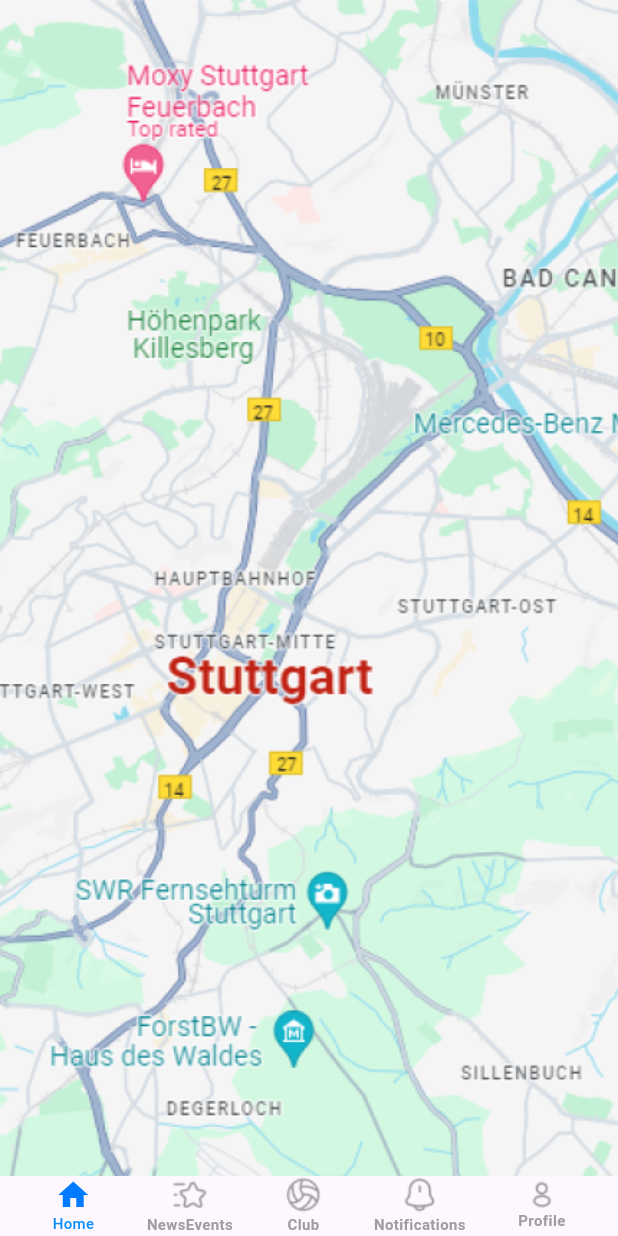
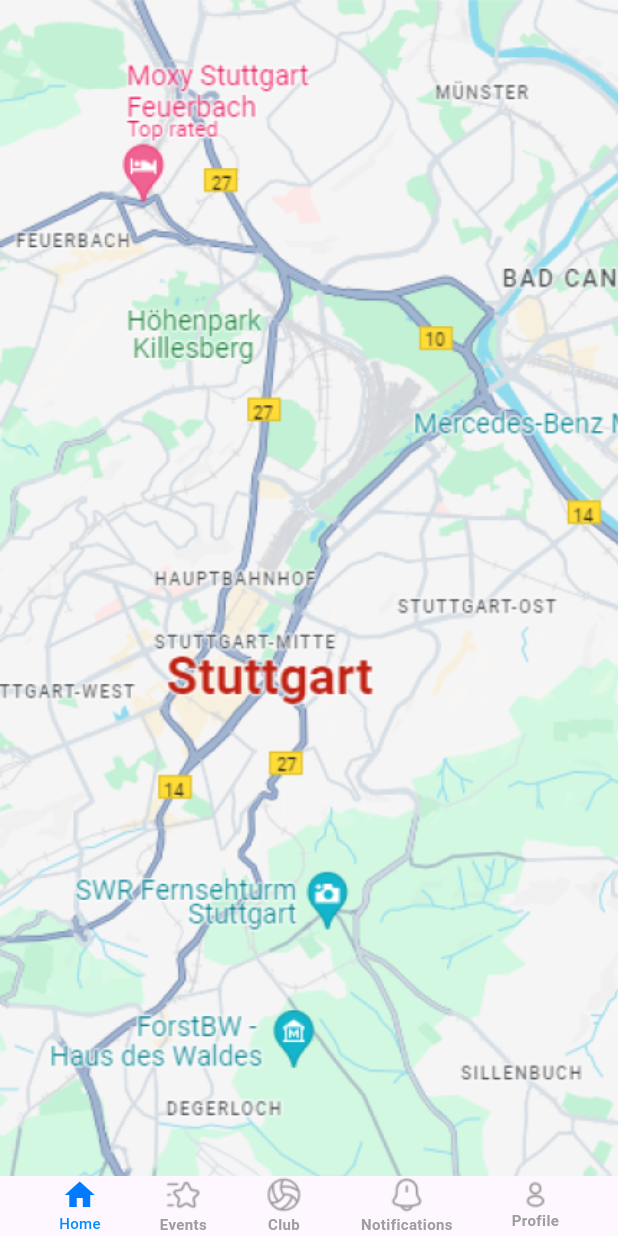
Before and after one commit to DpkSharma123/new_event, a Flutter app: the Bottomnavigationpage screen opened directly, on a phone screen of 412 x 824 dp. Run offline on Flutter 3.47's test engine with Material 3 defaults, Android fonts, the phone set to English and light mode, and no system bars; our stand-ins replace country_code_picker, font_awesome_flutter, pinput.

Commit message:
first commit

```diff
--- a/lib/bottomnavigationpage.dart
+++ b/lib/bottomnavigationpage.dart
@@ -48,7 +48,7 @@ class _Bottomnavigationpage extends State<Bottomnavigationpage> {
                     children: [
                       Image.asset('assets/star.png',
                       color:tabIndex==1?Color(0XFF007AFF):Color(0XFF9E9E9E)),
-                      Text('NewsEvents',
+                      Text('Events',
                       style:TextStyle(color:tabIndex==1?Color(0XFF007AFF):Color(0XFF9E9E9E),
                       fontSize:10,fontWeight:FontWeight.w700),),
                     ],
```
